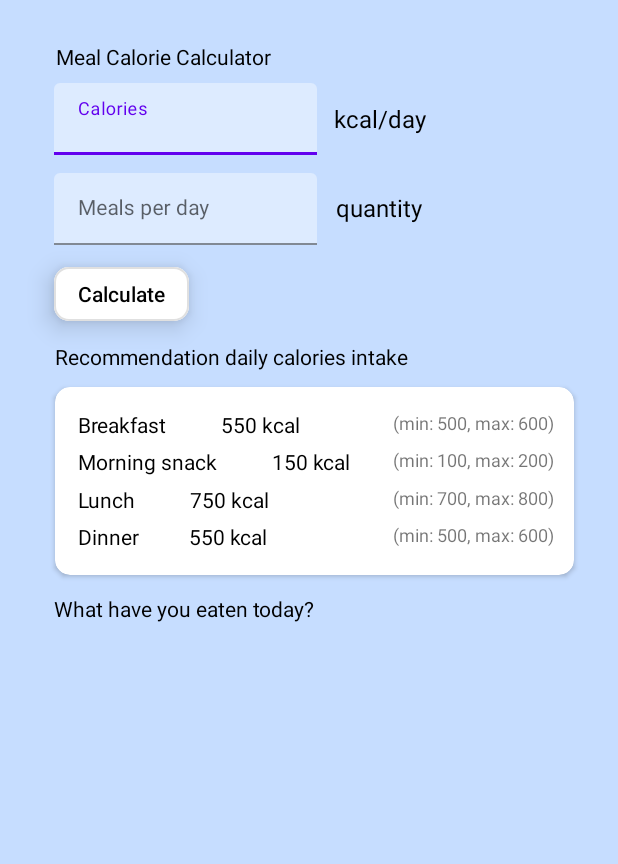
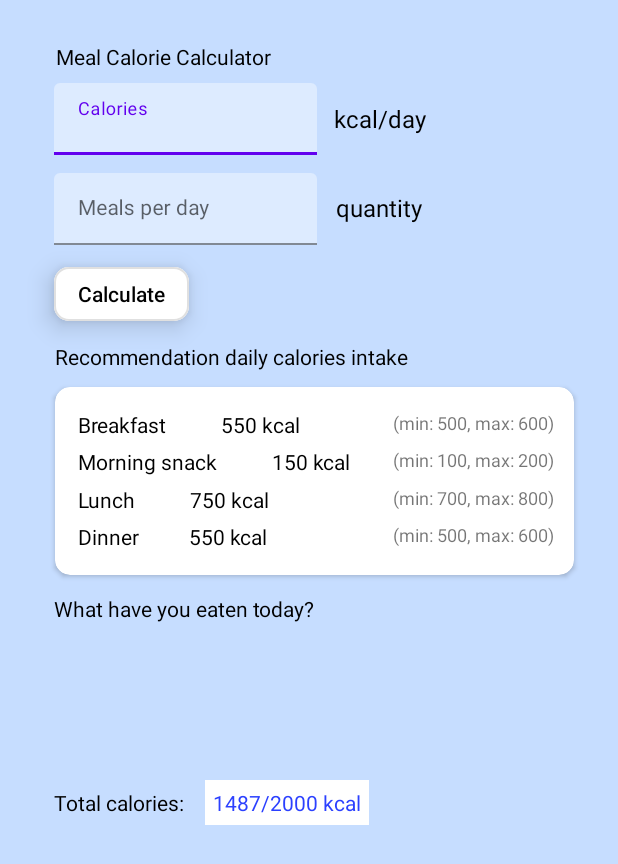
Before and after one commit to LunarDerrick/Healthier_App, an Android app: the fragment CalorieCalc shown on its own in the app's theme, on a phone screen of 412 x 824 dp. Shown: the top 864 px of the screen. Run offline under Robolectric (Android 15) with nearby library versions, the phone set to English and light mode, and no system bars.

Commit message:
calorie calc

```diff
--- a/app/src/main/res/layout/fragment_calorie.xml
+++ b/app/src/main/res/layout/fragment_calorie.xml
@@ -7,19 +7,6 @@
     android:layout_height="match_parent"
     android:background="#C6DDFF"
     tools:context=".CalorieCalc">
-
-    <TextView
-        android:id="@+id/TVEat"
-        android:layout_width="wrap_content"
-        android:layout_height="wrap_content"
-        android:layout_marginTop="396dp"
-        android:text="What have you eaten today?"
-        android:textColor="#000000"
-        android:textStyle="normal"
-        app:layout_constraintEnd_toEndOf="parent"
-        app:layout_constraintHorizontal_bias="0.151"
-        app:layout_constraintStart_toStartOf="parent"
-        app:layout_constraintTop_toTopOf="parent" />
 
     <TextView
         android:id="@+id/TVMCCalc"
@@ -228,4 +215,46 @@
             android:translationY="90dp" />
     </androidx.cardview.widget.CardView>
 
+    <TextView
+        android:id="@+id/TVEat"
+        android:layout_width="wrap_content"
+        android:layout_height="wrap_content"
+        android:layout_marginTop="396dp"
+        android:text="What have you eaten today?"
+        android:textColor="#000000"
+        android:textStyle="normal"
+        app:layout_constraintEnd_toEndOf="parent"
+        app:layout_constraintHorizontal_bias="0.151"
+        app:layout_constraintStart_toStartOf="parent"
+        app:layout_constraintTop_toTopOf="parent" />
+
+    <TextView
+        android:id="@+id/TVCalTotal"
+        android:layout_width="wrap_content"
+        android:layout_height="wrap_content"
+        android:layout_marginTop="525dp"
+        android:text="Total calories:"
+        android:textColor="#000000"
+        android:textStyle="normal"
+        app:layout_constraintEnd_toEndOf="parent"
+        app:layout_constraintHorizontal_bias="0.111"
+        app:layout_constraintStart_toStartOf="parent"
+        app:layout_constraintTop_toTopOf="parent" />
+
+    <TextView
+        android:id="@+id/TVTarget"
+        android:layout_width="wrap_content"
+        android:layout_height="wrap_content"
+        android:layout_marginStart="13dp"
+        android:layout_marginTop="520dp"
+        android:layout_marginEnd="165dp"
+        android:background="#FFFFFF"
+        android:includeFontPadding="true"
+        android:padding="5dp"
+        android:text="1487/2000 kcal"
+        android:textColor="#2B40FF"
+        app:layout_constraintEnd_toEndOf="parent"
+        app:layout_constraintStart_toEndOf="@+id/TVCalTotal"
+        app:layout_constraintTop_toTopOf="parent" />
+
 </androidx.constraintlayout.widget.ConstraintLayout>
```
